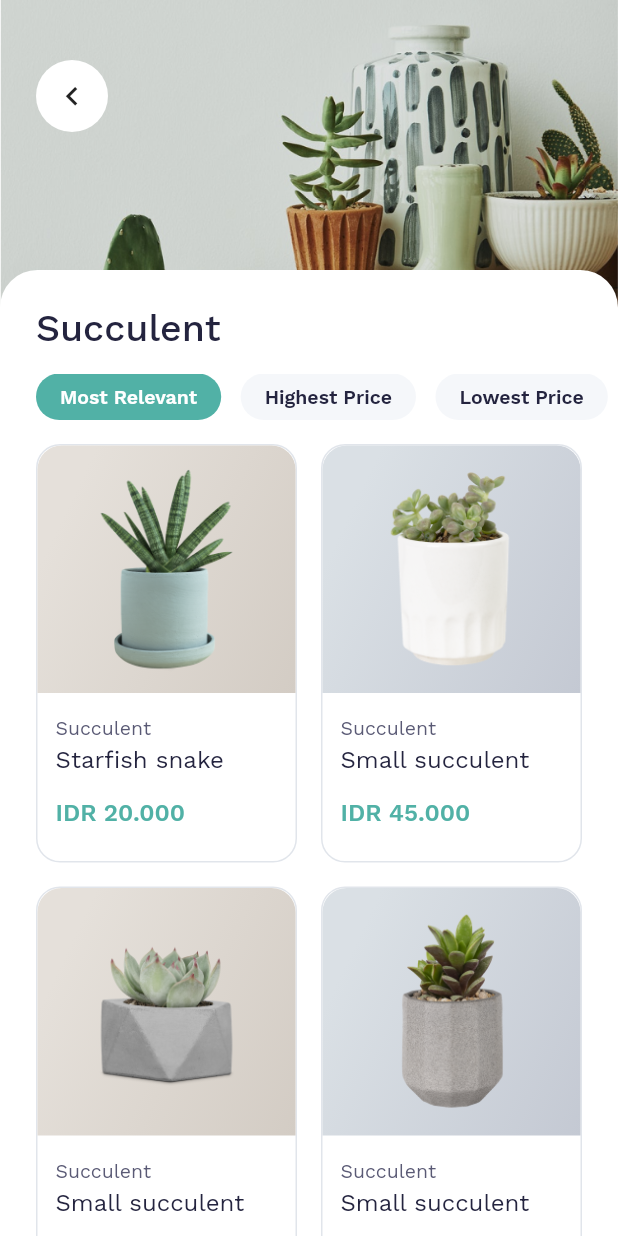
After one commit to Syahro/monstera, a Flutter app: the CategoryDetailPage screen opened directly, on a phone screen of 412 x 824 dp. The commit adds this screen. Run offline on Flutter 3.47's test engine with Material 2 defaults, Android fonts, the phone set to English and light mode, and no system bars; our stand-ins replace google_fonts, modal_bottom_sheet.

Commit message:
done modified detailCategoryPage and add some assets or support

```diff
--- /dev/null
+++ b/lib/pages/category_detail_page.dart
@@ -0,0 +1,159 @@
+import 'package:flutter/material.dart';
+import 'package:monstera/theme.dart';
+import 'package:monstera/widget/category_detail_card.dart';
+import 'package:monstera/widget/home_cateogry_bullet.dart';
+
+class CategoryDetailPage extends StatelessWidget {
+  @override
+  Widget build(BuildContext context) {
+    return Scaffold(
+      backgroundColor: whiteColor,
+      body: Stack(
+        children: [
+          Container(
+            height: 231,
+            width: double.infinity,
+            child: Stack(
+              children: [
+                Image.asset(
+                  'assets/frame1.png',
+                  width: double.infinity,
+                  height: double.infinity,
+                  fit: BoxFit.cover,
+                ),
+                Padding(
+                  padding: EdgeInsets.only(
+                    left: 24,
+                    top: 40,
+                  ),
+                  child: Container(
+                    height: 48,
+                    width: 48,
+                    decoration: BoxDecoration(
+                      color: whiteColor,
+                      borderRadius: BorderRadius.circular(24),
+                    ),
+                    child: Icon(
+                      Icons.chevron_left,
+                      size: 25,
+                    ),
+                  ),
+                ),
+              ],
+            ),
+          ),
+          ListView(
+            children: [
+              Padding(
+                padding: EdgeInsets.only(top: 180),
+                child: Container(
+                  width: double.infinity,
+                  decoration: BoxDecoration(
+                    color: whiteColor,
+                    borderRadius: BorderRadius.vertical(
+                      top: Radius.circular(25),
+                    ),
+                  ),
+                  child: Padding(
+                    padding: EdgeInsets.fromLTRB(
+                      24,
+                      24,
+                      0,
+                      24,
+                    ),
+                    child: Column(
+                      crossAxisAlignment: CrossAxisAlignment.start,
+                      children: [
+                        Text(
+                          'Succulent',
+                          style: headerTwoTextStyle.copyWith(
+                            color: darkColor,
+                          ),
+                        ),
+                        SizedBox(
+                          height: 16,
+                        ),
+                        SingleChildScrollView(
+                          scrollDirection: Axis.horizontal,
+                          child: Row(
+                            children: [
+                              HomeCategoryBullet('Most Relevant', true),
+                              SizedBox(
+                                width: 13,
+                              ),
+                              HomeCategoryBullet('Highest Price', false),
+                              SizedBox(
+                                width: 13,
+                              ),
+                              HomeCategoryBullet('Lowest Price', false),
+                              SizedBox(
+                                width: 24,
+                              ),
+                            ],
+                          ),
+                        ),
+                        SizedBox(
+                          height: 16,
+                        ),
+                        Padding(
+                          padding: EdgeInsets.only(right: 24),
+                          child: Column(
+                            children: [
+                              Row(
+                                mainAxisAlignment:
+                                    MainAxisAlignment.spaceBetween,
+                                children: [
+                                  CategoryDetailCard(
+                                    imageUrl: 'cate1.png',
+                                    category: 'Succulent',
+                                    title: 'Starfish snake',
+                                    price: '20.000',
+                                    backgorundLinear: lilyGradient,
+                                  ),
+                                  CategoryDetailCard(
+                                    imageUrl: 'cate7.png',
+                                    category: 'Succulent',
+                                    title: 'Small succulent',
+                                    price: '45.000',
+                                    backgorundLinear: calatheaGradient,
+                                  ),
+                                ],
+                              ),
+                              SizedBox(
+                                height: 16,
+                              ),
+                              Row(
+                                mainAxisAlignment:
+                                    MainAxisAlignment.spaceBetween,
+                                children: [
+                                  CategoryDetailCard(
+                                    imageUrl: 'cate8.png',
+                                    category: 'Succulent',
+                                    title: 'Small succulent',
+                                    price: '23.000',
+                                    backgorundLinear: lilyGradient,
+                                  ),
+                                  CategoryDetailCard(
+                                    imageUrl: 'cate9.png',
+                                    category: 'Succulent',
+                                    title: 'Small succulent',
+                                    price: '45.000',
+                                    backgorundLinear: calatheaGradient,
+                                  ),
+                                ],
+                              ),
+                            ],
+                          ),
+                        )
+                      ],
+                    ),
+                  ),
+                ),
+              ),
+            ],
+          ),
+        ],
+      ),
+    );
+  }
+}
--- a/lib/widget/category_card.dart
+++ b/lib/widget/category_card.dart
@@ -1,4 +1,5 @@
 import 'package:flutter/material.dart';
+import 'package:monstera/pages/category_detail_page.dart';
 
 import '../theme.dart';
 
@@ -16,7 +17,18 @@ class CategoryCard extends StatelessWidget {
   );
   @override
   Widget build(BuildContext context) {
-    return Container(
+    return InkWell(
+      onTap: () {
+        Navigator.push(
+          context,
+          MaterialPageRoute(
+            builder: (context) {
+              return CategoryDetailPage();
+            },
+          ),
+        );
+      },
+      child: Container(
         height: 152,
         width:
             ((MediaQuery.of(context).size.width - (2 * defaultMargin)) / 2) - 8,
@@ -62,6 +74,7 @@ class CategoryCard extends StatelessWidget {
             )
           ],
         ),
+      ),
     );
   }
 }
--- /dev/null
+++ b/lib/widget/category_detail_card.dart
@@ -0,0 +1,90 @@
+import 'package:flutter/material.dart';
+
+import '../theme.dart';
+
+class CategoryDetailCard extends StatelessWidget {
+  final String imageUrl;
+  final String category;
+  final String title;
+  final String price;
+  final Gradient backgorundLinear;
+
+  CategoryDetailCard({
+    this.imageUrl,
+    this.category,
+    this.title,
+    this.price,
+    this.backgorundLinear,
+  });
+  @override
+  Widget build(BuildContext context) {
+    return Container(
+      height: 279,
+      width: ((MediaQuery.of(context).size.width - (2 * 24)) / 2) - 8,
+      decoration: BoxDecoration(
+        border: Border.all(color: accentDarkColor),
+        borderRadius: BorderRadius.circular(16),
+      ),
+      child: Column(
+        crossAxisAlignment: CrossAxisAlignment.start,
+        children: [
+          Container(
+            width: ((MediaQuery.of(context).size.width - (2 * 24)) / 2) - 8,
+            height: 165,
+            padding: EdgeInsets.symmetric(horizontal: 14.55, vertical: 10),
+            decoration: BoxDecoration(
+              gradient: backgorundLinear,
+              borderRadius: BorderRadius.vertical(
+                top: Radius.circular(16),
+              ),
+            ),
+            child: Stack(
+              children: [
+                Image.asset(
+                  'assets/$imageUrl',
+                  width: double.infinity,
+                  height: double.infinity,
+                ),
+              ],
+            ),
+          ),
+          Padding(
+            padding: EdgeInsets.symmetric(
+              horizontal: 12,
+              vertical: 16,
+            ),
+            child: Column(
+              crossAxisAlignment: CrossAxisAlignment.start,
+              children: [
+                Text(
+                  category,
+                  style: smallTextStyle.copyWith(
+                    color: textDefaultColor,
+                  ),
+                ),
+                SizedBox(
+                  height: 4,
+                ),
+                Text(
+                  title,
+                  style: bodyRegularTextStyle.copyWith(
+                    color: darkColor,
+                  ),
+                ),
+                SizedBox(
+                  height: 16,
+                ),
+                Text(
+                  'IDR $price',
+                  style: bodyBoldTextStyle.copyWith(
+                    color: primaryColor,
+                  ),
+                ),
+              ],
+            ),
+          ),
+        ],
+      ),
+    );
+  }
+}
```
Also changed, not shown: assets/cate7.png (added), assets/cate8.png (added), assets/cate9.png (added), assets/frame1.png (added). Lines whose indentation alone changed are shown as unchanged.
